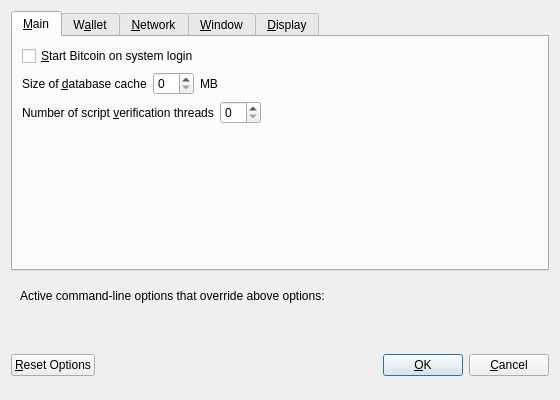
Above: src/qt/forms/optionsdialog.ui from chadinu/coinasta before the change. Below: the same form after it.
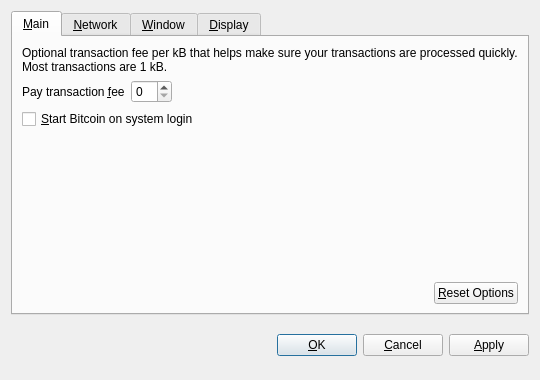
That is the form after the change. Custom widgets are drawn as their Qt base class.

Commit message: fork bitcoin v0.8.2

Diff of the .ui file:
```diff
--- a/src/qt/forms/optionsdialog.ui
+++ b/src/qt/forms/optionsdialog.ui
@@ -6,8 +6,8 @@
    <rect>
     <x>0</x>
     <y>0</y>
-    <width>560</width>
-    <height>400</height>
+    <width>540</width>
+    <height>380</height>
    </rect>
   </property>
   <property name="windowTitle">
@@ -19,6 +19,9 @@
   <layout class="QVBoxLayout" name="verticalLayout">
    <item>
     <widget class="QTabWidget" name="tabWidget">
+     <property name="tabPosition">
+      <enum>QTabWidget::North</enum>
+     </property>
      <property name="currentIndex">
       <number>0</number>
      </property>
@@ -28,116 +31,6 @@
       </attribute>
       <layout class="QVBoxLayout" name="verticalLayout_Main">
        <item>
-        <widget class="QCheckBox" name="bitcoinAtStartup">
-         <property name="toolTip">
-          <string>Automatically start Bitcoin after logging in to the system.</string>
-         </property>
-         <property name="text">
-          <string>&amp;Start Bitcoin on system login</string>
-         </property>
-        </widget>
-       </item>
-       <item>
-        <layout class="QHBoxLayout" name="horizontalLayout_2_Main">
-         <item>
-          <widget class="QLabel" name="databaseCacheLabel">
-           <property name="text">
-            <string>Size of &amp;database cache</string>
-           </property>
-           <property name="textFormat">
-            <enum>Qt::PlainText</enum>
-           </property>
-           <property name="buddy">
-            <cstring>databaseCache</cstring>
-           </property>
-          </widget>
-         </item>
-         <item>
-          <widget class="QSpinBox" name="databaseCache"/>
-         </item>
-         <item>
-          <widget class="QLabel" name="databaseCacheUnitLabel">
-           <property name="text">
-            <string>MB</string>
-           </property>
-           <property name="textFormat">
-            <enum>Qt::PlainText</enum>
-           </property>
-          </widget>
-         </item>
-         <item>
-          <spacer name="horizontalSpacer_2_Main">
-           <property name="orientation">
-            <enum>Qt::Horizontal</enum>
-           </property>
-           <property name="sizeHint" stdset="0">
-            <size>
-             <width>40</width>
-             <height>20</height>
-            </size>
-           </property>
-          </spacer>
-         </item>
-        </layout>
-       </item>
-       <item>
-        <layout class="QHBoxLayout" name="horizontalLayout_3_Main">
-         <item>
-          <widget class="QLabel" name="threadsScriptVerifLabel">
-           <property name="text">
-            <string>Number of script &amp;verification threads</string>
-           </property>
-           <property name="textFormat">
-            <enum>Qt::PlainText</enum>
-           </property>
-           <property name="buddy">
-            <cstring>threadsScriptVerif</cstring>
-           </property>
-          </widget>
-         </item>
-         <item>
-          <widget class="QSpinBox" name="threadsScriptVerif">
-           <property name="toolTip">
-            <string>(0 = auto, &lt;0 = leave that many cores free)</string>
-           </property>
-          </widget>
-         </item>
-         <item>
-          <spacer name="horizontalSpacer_3_Main">
-           <property name="orientation">
-            <enum>Qt::Horizontal</enum>
-           </property>
-           <property name="sizeHint" stdset="0">
-            <size>
-             <width>40</width>
-             <height>20</height>
-            </size>
-           </property>
-          </spacer>
-         </item>
-        </layout>
-       </item>
-       <item>
-        <spacer name="verticalSpacer_Main">
-         <property name="orientation">
-          <enum>Qt::Vertical</enum>
-         </property>
-         <property name="sizeHint" stdset="0">
-          <size>
-           <width>20</width>
-           <height>40</height>
-          </size>
-         </property>
-        </spacer>
-       </item>
-      </layout>
-     </widget>
-     <widget class="QWidget" name="tabWallet">
-      <attribute name="title">
-       <string>W&amp;allet</string>
-      </attribute>
-      <layout class="QVBoxLayout" name="verticalLayout_Wallet">
-       <item>
         <widget class="QLabel" name="transactionFeeInfoLabel">
          <property name="text">
           <string>Optional transaction fee per kB that helps make sure your transactions are processed quickly. Most transactions are 1 kB.</string>
@@ -151,7 +44,7 @@
         </widget>
        </item>
        <item>
-        <layout class="QHBoxLayout" name="horizontalLayout_1_Wallet">
+        <layout class="QHBoxLayout" name="horizontalLayout_1_Main">
          <item>
           <widget class="QLabel" name="transactionFeeLabel">
            <property name="text">
@@ -184,7 +77,17 @@
         </layout>
        </item>
        <item>
-        <spacer name="verticalSpacer_Wallet">
+        <widget class="QCheckBox" name="bitcoinAtStartup">
+         <property name="toolTip">
+          <string>Automatically start Bitcoin after logging in to the system.</string>
+         </property>
+         <property name="text">
+          <string>&amp;Start Bitcoin on system login</string>
+         </property>
+        </widget>
+       </item>
+       <item>
+        <spacer name="verticalSpacer_Main">
          <property name="orientation">
           <enum>Qt::Vertical</enum>
          </property>
@@ -197,33 +100,34 @@
         </spacer>
        </item>
        <item>
-        <widget class="QGroupBox" name="groupBox">
-         <property name="title">
-          <string>Expert</string>
-         </property>
-         <layout class="QVBoxLayout" name="verticalLayout_2">
-          <item>
-           <widget class="QCheckBox" name="coinControlFeatures">
-            <property name="toolTip">
-             <string>Whether to show coin control features or not.</string>
-            </property>
-            <property name="text">
-             <string>Enable coin &amp;control features</string>
-            </property>
-           </widget>
-          </item>
-          <item>
-           <widget class="QCheckBox" name="spendZeroConfChange">
-            <property name="toolTip">
-             <string>If you disable the spending of unconfirmed change, the change from a transaction cannot be used until that transaction has at least one confirmation. This also affects how your balance is computed.</string>
-            </property>
-            <property name="text">
-             <string>&amp;Spend unconfirmed change</string>
-            </property>
-           </widget>
-          </item>
-         </layout>
-        </widget>
+        <layout class="QHBoxLayout" name="horizontalLayout_2_Main">
+         <item>
+          <spacer name="horizontalSpacer_2_Main">
+           <property name="orientation">
+            <enum>Qt::Horizontal</enum>
+           </property>
+           <property name="sizeHint" stdset="0">
+            <size>
+             <width>40</width>
+             <height>20</height>
+            </size>
+           </property>
+          </spacer>
+         </item>
+         <item>
+          <widget class="QPushButton" name="resetButton">
+           <property name="toolTip">
+            <string>Reset all client options to default.</string>
+           </property>
+           <property name="text">
+            <string>&amp;Reset Options</string>
+           </property>
+           <property name="autoDefault">
+            <bool>false</bool>
+           </property>
+          </widget>
+         </item>
+        </layout>
        </item>
       </layout>
      </widget>
@@ -512,67 +416,8 @@
      </widget>
     </widget>
    </item>
-   <item>
-    <widget class="QFrame" name="frame">
-     <layout class="QVBoxLayout" name="verticalLayout_Bottom">
-      <item>
-       <layout class="QHBoxLayout" name="horizontalLayout_Bottom">
-        <item>
-         <widget class="QLabel" name="overriddenByCommandLineInfoLabel">
-          <property name="text">
-           <string>Active command-line options that override above options:</string>
-          </property>
-          <property name="textFormat">
-           <enum>Qt::PlainText</enum>
-          </property>
-         </widget>
-        </item>
-        <item>
-         <spacer name="horizontalSpacer_Bottom">
-          <property name="orientation">
-           <enum>Qt::Horizontal</enum>
-          </property>
-          <property name="sizeHint" stdset="0">
-           <size>
-            <width>40</width>
-            <height>20</height>
-           </size>
-          </property>
-         </spacer>
-        </item>
-       </layout>
-      </item>
-      <item>
-       <widget class="QLabel" name="overriddenByCommandLineLabel">
-        <property name="text">
-         <string/>
-        </property>
-        <property name="textFormat">
-         <enum>Qt::PlainText</enum>
-        </property>
-        <property name="wordWrap">
-         <bool>true</bool>
-        </property>
-       </widget>
-      </item>
-     </layout>
-    </widget>
-   </item>
    <item>
     <layout class="QHBoxLayout" name="horizontalLayout_Buttons">
-     <item>
-      <widget class="QPushButton" name="resetButton">
-       <property name="toolTip">
-        <string>Reset all client options to default.</string>
-       </property>
-       <property name="text">
-        <string>&amp;Reset Options</string>
-       </property>
-       <property name="autoDefault">
-        <bool>false</bool>
-       </property>
-      </widget>
-     </item>
      <item>
       <spacer name="horizontalSpacer_1">
        <property name="orientation">
@@ -588,12 +433,6 @@
      </item>
      <item>
       <widget class="QLabel" name="statusLabel">
-       <property name="minimumSize">
-        <size>
-         <width>200</width>
-         <height>0</height>
-        </size>
-       </property>
        <property name="font">
         <font>
          <weight>75</weight>
@@ -641,6 +480,16 @@
        </property>
       </widget>
      </item>
+     <item>
+      <widget class="QPushButton" name="applyButton">
+       <property name="text">
+        <string>&amp;Apply</string>
+       </property>
+       <property name="autoDefault">
+        <bool>false</bool>
+       </property>
+      </widget>
+     </item>
     </layout>
    </item>
   </layout>
@@ -648,20 +497,19 @@
  <customwidgets>
   <customwidget>
    <class>BitcoinAmountField</class>
-   <extends>QLineEdit</extends>
+   <extends>QSpinBox</extends>
    <header>bitcoinamountfield.h</header>
-   <container>1</container>
-  </customwidget>
-  <customwidget>
-   <class>QValidatedLineEdit</class>
-   <extends>QLineEdit</extends>
-   <header>qvalidatedlineedit.h</header>
   </customwidget>
   <customwidget>
    <class>QValueComboBox</class>
    <extends>QComboBox</extends>
    <header>qvaluecombobox.h</header>
   </customwidget>
+  <customwidget>
+   <class>QValidatedLineEdit</class>
+   <extends>QLineEdit</extends>
+   <header>qvalidatedlineedit.h</header>
+  </customwidget>
  </customwidgets>
  <resources/>
  <connections/>
```
Left out of the diff: 48 changed lines with no effect on the pictures. The commit also changes 712 other files.
